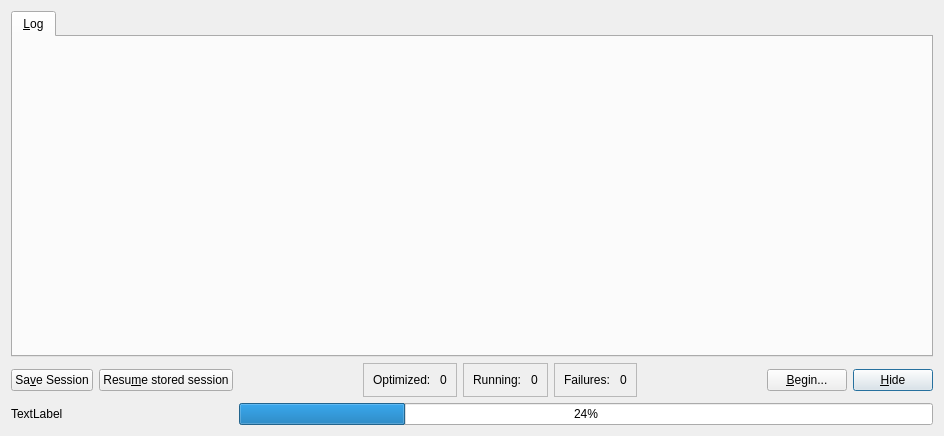
Qt form src/xtalopt/ui/dialog.ui (zfalls/XtalOpt) before a commit.
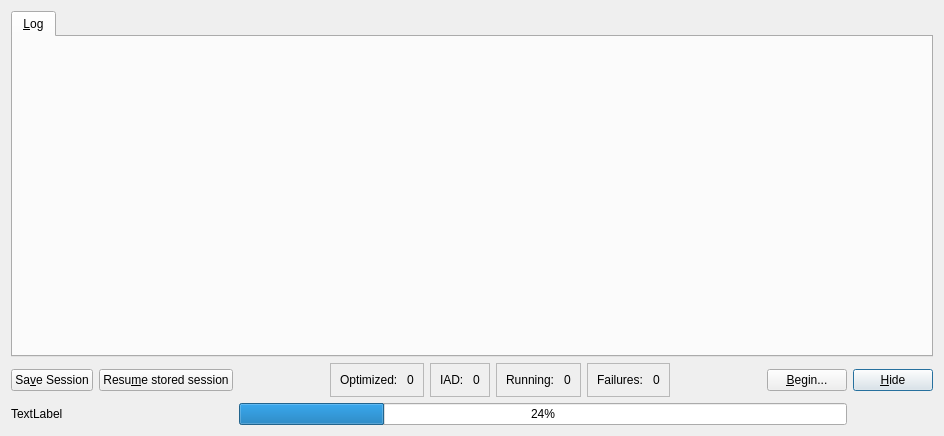
The same form after that commit. Icons and pictures are not drawn.

The edit to the form file:
```diff
--- a/src/xtalopt/ui/dialog.ui
+++ b/src/xtalopt/ui/dialog.ui
@@ -24,7 +24,7 @@
     <normaloff>:/xtalopt/icons/images/xtalopt-logo.png</normaloff>:/xtalopt/icons/images/xtalopt-logo.png</iconset>
   </property>
   <layout class="QGridLayout" name="gridLayout">
-   <item row="4" column="8">
+   <item row="4" column="9">
     <widget class="QPushButton" name="pushButton">
      <property name="sizePolicy">
       <sizepolicy hsizetype="Fixed" vsizetype="Fixed">
@@ -37,7 +37,7 @@
      </property>
     </widget>
    </item>
-   <item row="4" column="7">
+   <item row="4" column="8">
     <widget class="QPushButton" name="push_begin">
      <property name="sizePolicy">
       <sizepolicy hsizetype="Fixed" vsizetype="Fixed">
@@ -90,7 +90,33 @@
      </layout>
     </widget>
    </item>
-   <item row="4" column="4">
+    <item row="4" column="4">
+    <widget class="QFrame" name="frame_3">
+     <property name="frameShape">
+      <enum>QFrame::StyledPanel</enum>
+     </property>
+     <property name="frameShadow">
+      <enum>QFrame::Raised</enum>
+     </property>
+     <layout class="QGridLayout" name="gridLayout_4">
+      <item row="0" column="0">
+       <widget class="QLabel" name="label_4">
+        <property name="text">
+         <string>IAD: </string>
+        </property>
+       </widget>
+      </item>
+      <item row="0" column="1">
+       <widget class="QLabel" name="label_iad">
+        <property name="text">
+         <string>0</string>
+        </property>
+       </widget>
+      </item>
+     </layout>
+    </widget>
+   </item>
+  <item row="4" column="5">
     <widget class="QFrame" name="frame_2">
      <property name="frameShape">
       <enum>QFrame::StyledPanel</enum>
@@ -116,7 +142,7 @@
      </layout>
     </widget>
    </item>
-   <item row="4" column="5">
+ <item row="4" column="6">
     <widget class="QFrame" name="frame_4">
      <property name="frameShape">
       <enum>QFrame::StyledPanel</enum>
@@ -142,7 +168,7 @@
      </layout>
     </widget>
    </item>
-   <item row="2" column="0" colspan="9">
+   <item row="2" column="0" colspan="10">
     <widget class="QTabWidget" name="tabs">
      <property name="currentIndex">
       <number>0</number>
@@ -158,14 +184,14 @@
      </widget>
     </widget>
    </item>
-   <item row="4" column="6">
+   <item row="4" column="7">
     <spacer name="horizontalSpacer">
      <property name="orientation">
       <enum>Qt::Horizontal</enum>
      </property>
      <property name="sizeHint" stdset="0">
       <size>
-       <width>40</width>
+       <width>20</width>
        <height>20</height>
       </size>
      </property>
@@ -178,7 +204,7 @@
      </property>
      <property name="sizeHint" stdset="0">
       <size>
-       <width>40</width>
+       <width>20</width>
        <height>20</height>
       </size>
      </property>
```
